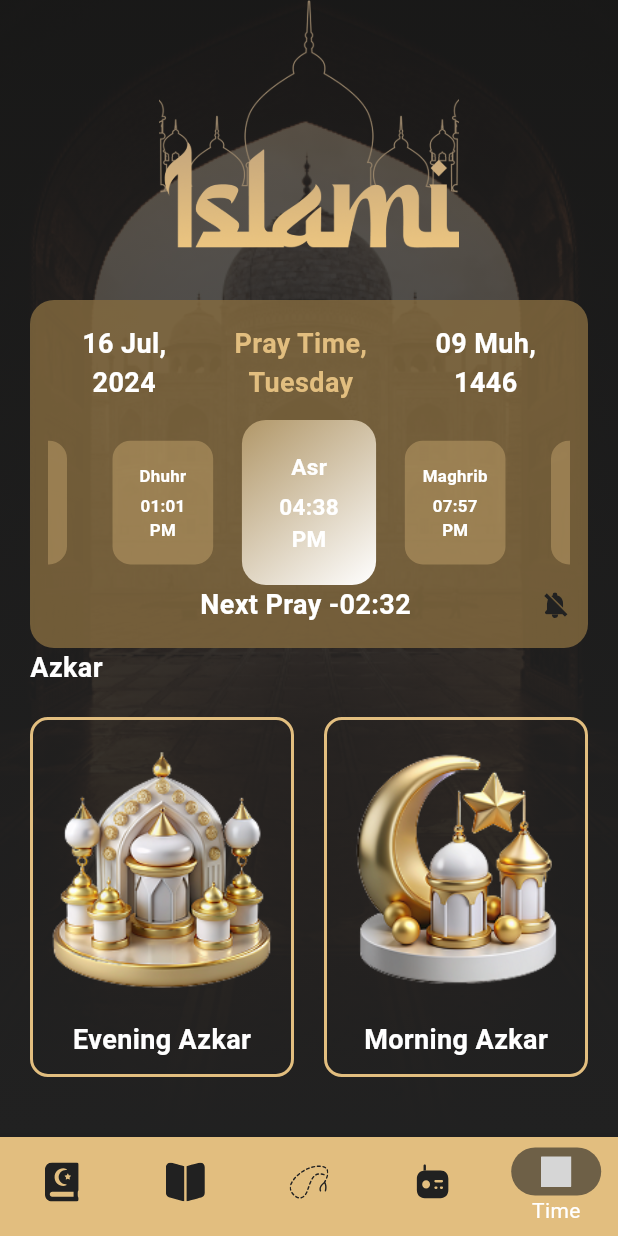
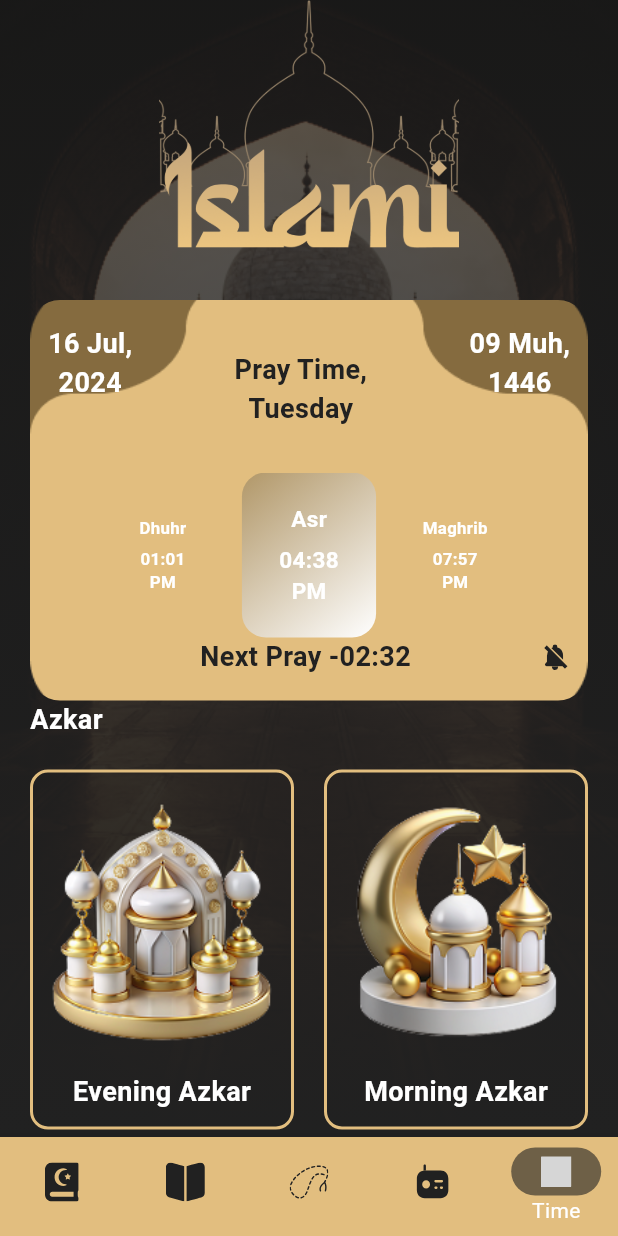
Before and after one commit to youssef-1999/islamic-app, a Flutter app: the HomeScreen screen opened by its route, item 5 of the bottom bar chosen, on a phone screen of 412 x 824 dp. Run offline on Flutter 3.47's test engine with Material 3 defaults, Android fonts, the phone set to English and light mode, and no system bars; our stand-ins replace carousel_slider, flutter_svg, shared_preferences, smooth_page_indicator; accounts and stored records are empty; grey boxes are pictures that could not be loaded.

Commit message:
sebha-&-time-done

```diff
--- a/lib/tabs/time_tab/time_tab.dart
+++ b/lib/tabs/time_tab/time_tab.dart
@@ -27,31 +27,39 @@
                 Container(
                   margin: const EdgeInsets.symmetric(horizontal: 20),
                   padding: const EdgeInsets.symmetric(vertical: 16, horizontal: 12),
+
                   decoration: BoxDecoration(
-                    color: Color(0xff856B3F).withValues(alpha: 0.8),
-                    borderRadius: BorderRadius.circular(16),
+                   borderRadius: BorderRadius.circular(20),
+                   image: DecorationImage(
+                     image: AssetImage(Assets.images.bgPrayerTime.path),
+                     fit: BoxFit.cover,
+
+                   )
                   ),
                   child: Column(
                     children: [
                       Row(
-                        mainAxisAlignment: MainAxisAlignment.spaceAround,
+                        mainAxisAlignment: MainAxisAlignment.spaceBetween,
                         children: [
                           Column(
                             children: [
                               Text('16 Jul,',style: TextStyle(color: Colors.white,fontSize: 18,fontWeight: FontWeight.bold),),
                               Text('2024',style: TextStyle(color: Colors.white,fontSize: 18,fontWeight: FontWeight.bold),),
+                              SizedBox(height: 35,),
                             ],
                           ),
                           Column(
                              children: [
-                              Text('Pray Time,',style: TextStyle(color: AppColors.goldColor,fontSize: 18,fontWeight: FontWeight.bold),),
-                              Text('Tuesday',style: TextStyle(color: AppColors.goldColor,fontSize: 18,fontWeight: FontWeight.bold),),
+                              Text('Pray Time,',style: TextStyle(color: AppColors.blackColor,fontSize: 18,fontWeight: FontWeight.bold),),
+                              Text('Tuesday',style: TextStyle(color: AppColors.blackColor,fontSize: 18,fontWeight: FontWeight.bold),),
                             ],
                           ),
                           Column(
                               children: [
                               Text('09 Muh,',style: TextStyle(color: Colors.white,fontSize: 18,fontWeight: FontWeight.bold),),
                               Text('1446',style: TextStyle(color: Colors.white,fontSize: 18,fontWeight: FontWeight.bold),),
+                              SizedBox(height: 35,),
+
                             ],
                           ),
                         ],
@@ -61,7 +69,7 @@
                       Stack(
                         alignment: Alignment.center,
                         children: [
-                          Center(child: Text('Next Pray -02:32 ',style: TextStyle(color: Colors.white,fontSize: 18,fontWeight: FontWeight.bold),)),
+                          Center(child: Text('Next Pray -02:32 ',style: TextStyle(color: AppColors.blackColor,fontSize: 18,fontWeight: FontWeight.bold),)),
                           Align(
                             alignment: Alignment.centerRight,
                             child: Icon(Icons.notifications_off_rounded,color: AppColors.blackColor,size: 20,fontWeight: FontWeight.bold,),
--- a/lib/widgets/media_card.dart
+++ b/lib/widgets/media_card.dart
@@ -29,7 +29,7 @@
           ),
           Positioned.fill(
             child: Container(
-              color: AppColors.goldColor.withValues(alpha: .7),
+              color: AppColors.goldColor.withValues(alpha: .35),
             ),
           ),
           Container(
```
Also changed, not shown: lib/gen/assets.gen.dart (+14 -0 lines), lib/tabs/sebha_tab/sebha_tab.dart (+94 -2 lines), assets/images/bg_prayer_time.png (added), assets/images/sebha.png (added), assets/images/sebha_bg.png (added).
